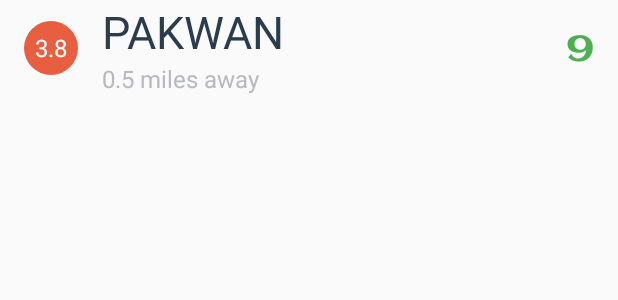
After one commit to Inventrohyder/DineServe, an Android app: the layout list_item.xml on its own in the app's theme, with its tools: preview values and no code run, on a phone screen of 412 x 824 dp. The commit adds this screen. Shown: the top 300 px of the screen. Run offline under Robolectric (Android 15) with nearby library versions, the phone set to English and light mode, and no system bars.

Commit message:
Add the beginning functionality

```diff
--- /dev/null
+++ b/app/src/main/res/drawable/magnitude_circle.xml
@@ -0,0 +1,9 @@
+<!-- Background circle for the magnitude value -->
+<shape xmlns:android="http://schemas.android.com/apk/res/android"
+    android:shape="oval">
+    <solid android:color="@color/magnitude1" />
+    <size
+        android:width="36dp"
+        android:height="36dp" />
+    <corners android:radius="18dp" />
+</shape>
--- /dev/null
+++ b/app/src/main/res/layout-v16/list_item.xml
@@ -0,0 +1,92 @@
+<?xml version="1.0" encoding="utf-8"?>
+<!-- Copyright (C) 2016 The Android Open Source Project
+
+     Licensed under the Apache License, Version 2.0 (the "License");
+     you may not use this file except in compliance with the License.
+     You may obtain a copy of the License at
+
+          http://www.apache.org/licenses/LICENSE-2.0
+
+     Unless required by applicable law or agreed to in writing, software
+     distributed under the License is distributed on an "AS IS" BASIS,
+     WITHOUT WARRANTIES OR CONDITIONS OF ANY KIND, either express or implied.
+     See the License for the specific language governing permissions and
+     limitations under the License.
+-->
+<!-- Layout for a single list item that displays an earthquake -->
+<LinearLayout xmlns:android="http://schemas.android.com/apk/res/android"
+    xmlns:app="http://schemas.android.com/apk/res-auto"
+    xmlns:tools="http://schemas.android.com/tools"
+    android:layout_width="match_parent"
+    android:layout_height="?android:attr/listPreferredItemHeight"
+    android:orientation="horizontal"
+    android:paddingEnd="16dp"
+    android:paddingLeft="16dp"
+    android:paddingRight="16dp"
+    android:paddingStart="16dp">
+
+    <TextView
+        android:id="@+id/magnitude"
+        android:layout_width="36dp"
+        android:layout_height="36dp"
+        android:layout_gravity="center_vertical"
+        android:background="@drawable/magnitude_circle"
+        android:fontFamily="sans-serif-medium"
+        android:gravity="center"
+        android:textColor="@android:color/white"
+        android:textSize="16sp"
+        tools:text="3.8" />
+
+    <LinearLayout
+        android:layout_width="0dp"
+        android:layout_height="wrap_content"
+        android:layout_gravity="center_vertical"
+        android:layout_marginLeft="16dp"
+        android:layout_marginStart="16dp"
+        android:layout_weight="1"
+        android:orientation="vertical">
+
+        <TextView
+            android:id="@+id/location_offset"
+            android:layout_width="wrap_content"
+            android:layout_height="wrap_content"
+            android:ellipsize="end"
+            android:fontFamily="sans-serif-medium"
+            android:maxLines="1"
+            android:textAllCaps="true"
+            android:textColor="@color/textColorRestaurantName"
+            android:textSize="30sp"
+            tools:text="Pakwan" />
+
+        <TextView
+            android:id="@+id/distance_away"
+            android:layout_width="wrap_content"
+            android:layout_height="wrap_content"
+            android:ellipsize="end"
+            android:maxLines="1"
+            android:textColor="@color/textColorRestaurantDetails"
+            android:textSize="16sp"
+            tools:text="0.5 miles away" />
+
+    </LinearLayout>
+
+    <LinearLayout
+        android:layout_width="wrap_content"
+        android:layout_height="wrap_content"
+        android:layout_gravity="center_vertical"
+        android:layout_marginLeft="16dp"
+        android:layout_marginStart="16dp"
+        android:orientation="vertical">
+
+        <TextView
+            android:id="@+id/tablesAvailable"
+            android:layout_width="wrap_content"
+            android:layout_height="wrap_content"
+            android:layout_gravity="end"
+            android:textColor="@color/textColorManyAvailable"
+            android:textSize="24sp"
+            app:fontFamily="@font/aclonica"
+            tools:text="9" />
+
+    </LinearLayout>
+</LinearLayout>
--- /dev/null
+++ b/app/src/main/res/layout/list_item.xml
@@ -0,0 +1,90 @@
+<?xml version="1.0" encoding="utf-8"?>
+<!-- Copyright (C) 2016 The Android Open Source Project
+
+     Licensed under the Apache License, Version 2.0 (the "License");
+     you may not use this file except in compliance with the License.
+     You may obtain a copy of the License at
+
+          http://www.apache.org/licenses/LICENSE-2.0
+
+     Unless required by applicable law or agreed to in writing, software
+     distributed under the License is distributed on an "AS IS" BASIS,
+     WITHOUT WARRANTIES OR CONDITIONS OF ANY KIND, either express or implied.
+     See the License for the specific language governing permissions and
+     limitations under the License.
+-->
+<!-- Layout for a single list item that displays an earthquake -->
+<LinearLayout xmlns:android="http://schemas.android.com/apk/res/android"
+    xmlns:app="http://schemas.android.com/apk/res-auto"
+    xmlns:tools="http://schemas.android.com/tools"
+    android:layout_width="match_parent"
+    android:layout_height="?android:attr/listPreferredItemHeight"
+    android:orientation="horizontal"
+    android:paddingEnd="16dp"
+    android:paddingLeft="16dp"
+    android:paddingRight="16dp"
+    android:paddingStart="16dp">
+
+    <TextView
+        android:id="@+id/magnitude"
+        android:layout_width="36dp"
+        android:layout_height="36dp"
+        android:layout_gravity="center_vertical"
+        android:background="@drawable/magnitude_circle"
+        android:gravity="center"
+        android:textColor="@android:color/white"
+        android:textSize="16sp"
+        tools:text="3.8" />
+
+    <LinearLayout
+        android:layout_width="0dp"
+        android:layout_height="wrap_content"
+        android:layout_gravity="center_vertical"
+        android:layout_marginLeft="16dp"
+        android:layout_marginStart="16dp"
+        android:layout_weight="1"
+        android:orientation="vertical">
+
+        <TextView
+            android:id="@+id/resturant_name"
+            android:layout_width="wrap_content"
+            android:layout_height="wrap_content"
+            android:ellipsize="end"
+            android:maxLines="1"
+            android:textAllCaps="true"
+            android:textColor="@color/textColorRestaurantName"
+            android:textSize="30sp"
+            tools:text="Pakwan" />
+
+        <TextView
+            android:id="@+id/distance_away"
+            android:layout_width="wrap_content"
+            android:layout_height="wrap_content"
+            android:ellipsize="end"
+            android:maxLines="1"
+            android:textColor="@color/textColorRestaurantDetails"
+            android:textSize="16sp"
+            tools:text="0.5 miles away" />
+
+    </LinearLayout>
+
+    <LinearLayout
+        android:layout_width="wrap_content"
+        android:layout_height="wrap_content"
+        android:layout_gravity="center_vertical"
+        android:layout_marginLeft="16dp"
+        android:layout_marginStart="16dp"
+        android:orientation="vertical">
+
+        <TextView
+            android:id="@+id/tables_available"
+            android:layout_width="wrap_content"
+            android:layout_height="wrap_content"
+            android:layout_gravity="end"
+            android:textColor="@color/textColorManyAvailable"
+            android:textSize="24sp"
+            app:fontFamily="@font/aclonica"
+            tools:text="9" />
+
+    </LinearLayout>
+</LinearLayout>
--- a/app/src/main/res/values/colors.xml
+++ b/app/src/main/res/values/colors.xml
@@ -3,4 +3,22 @@
     <color name="colorPrimary">#008577</color>
     <color name="colorPrimaryDark">#00574B</color>
     <color name="colorAccent">#D81B60</color>
+
+    <color name="textColorRestaurantDetails">#B4BAC0</color>
+
+    <color name="textColorRestaurantName">#2B3D4D</color>
+
+    <color name="magnitude5">#4A7BA7</color>
+
+    <color name="magnitude4">#10CAC9</color>
+
+    <color name="magnitude3">#FF7D50</color>
+
+    <color name="magnitude2">#E75F40</color>
+
+    <color name="magnitude1">#D93218</color>
+
+    <color name="textColorManyAvailable">#4caf50</color>
+    <color name="textColorSomeAvailable">#f57f17</color>
+    <color name="textColorLessAvailable">#f44336</color>
 </resources>
```
Also changed, not shown: app/src/main/java/community/minerva/dineserve/MainActivity.java (+29 -0 lines), app/src/main/java/community/minerva/dineserve/Restaurant.java (added, +31 -0 lines), app/src/main/java/community/minerva/dineserve/RestaurantAdapter.java (added, +89 -0 lines), app/src/main/res/layout/activity_main.xml (+5 -17 lines), app/src/main/res/font/aclonica.ttf (added).
